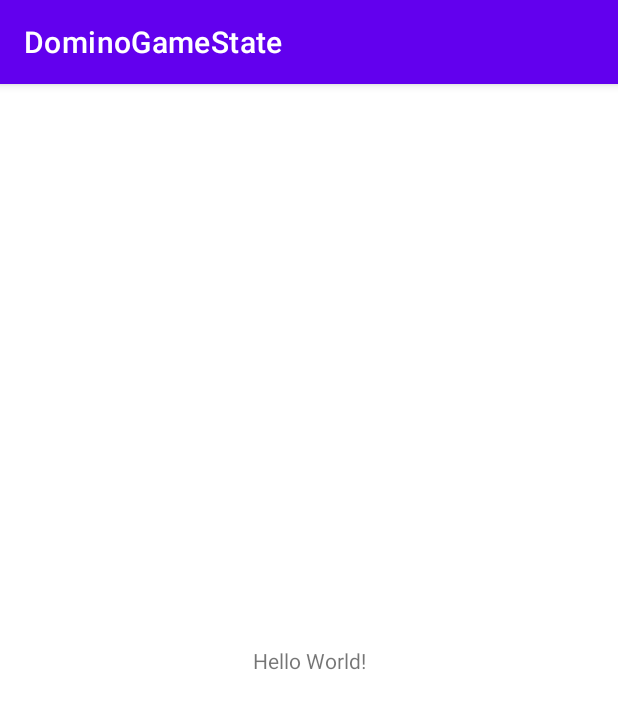
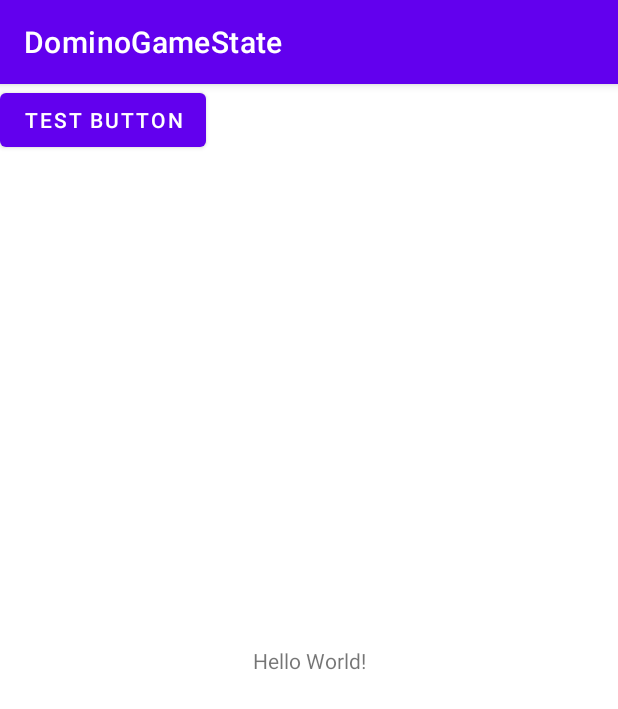
Before and after one commit to rajan23-git/DominoGameState, an Android app: the screen it shows after launch (MainActivity), on a phone screen of 412 x 824 dp. Shown: the top 709 px of the screen. Run offline under Robolectric (Android 15) with nearby library versions, the phone set to English and light mode, and no system bars.

Commit message:
implemented View.onClickListener to MainActivity added MainActivity.onClick added the runTest button to the design added the outputText EditText to the design set the gamestate to be printed through the EditText

```diff
--- a/app/src/main/java/com/example/dominogamestate/MainActivity.java
+++ b/app/src/main/java/com/example/dominogamestate/MainActivity.java
@@ -3,13 +3,36 @@ package com.example.dominogamestate;
 import androidx.appcompat.app.AppCompatActivity;
 
 import android.os.Bundle;
+import android.util.Log;
+import android.view.View;
+import android.widget.Button;
+import android.widget.EditText;
 
-public class MainActivity extends AppCompatActivity {
+public class MainActivity extends AppCompatActivity implements View.OnClickListener {
 
     @Override
     protected void onCreate(Bundle savedInstanceState) {
         super.onCreate(savedInstanceState);
         setContentView(R.layout.activity_main);
+        Button b = (Button)findViewById(R.id.runTest);
+        b.setOnClickListener(this);
     }
 
+
+    @Override
+    public void onClick(View v) {
+        if (v.getId() == R.id.runTest){
+            Log.d("d", "runTest pressed");
+
+            //creating a new gamestate
+            GameState firstInstance = new GameState();
+            //Making deep copy from player 1 perspective
+            GameState secondInstance = new GameState(firstInstance);
+
+            //Printing out gamestate to the text box
+            EditText e = findViewById(R.id.outputText);
+            e.setText(secondInstance.toString());
+
+        }
+    }
 }
--- a/app/src/main/res/layout/activity_main.xml
+++ b/app/src/main/res/layout/activity_main.xml
@@ -15,4 +15,19 @@
         app:layout_constraintRight_toRightOf="parent"
         app:layout_constraintTop_toTopOf="parent" />
 
+    <Button
+        android:id="@+id/runTest"
+        android:layout_width="wrap_content"
+        android:layout_height="wrap_content"
+        android:text="test button"
+        tools:layout_editor_absoluteX="200dp"
+        tools:layout_editor_absoluteY="172dp" />
+
+    <EditText
+        android:id="@+id/outputText"
+        android:layout_width="wrap_content"
+        android:layout_height="wrap_content"
+        tools:layout_editor_absoluteX="141dp"
+        tools:layout_editor_absoluteY="92dp" />
+
 </androidx.constraintlayout.widget.ConstraintLayout>
```
Also changed, not shown: app/src/main/java/com/example/dominogamestate/GameState.java (+31 -38 lines).
